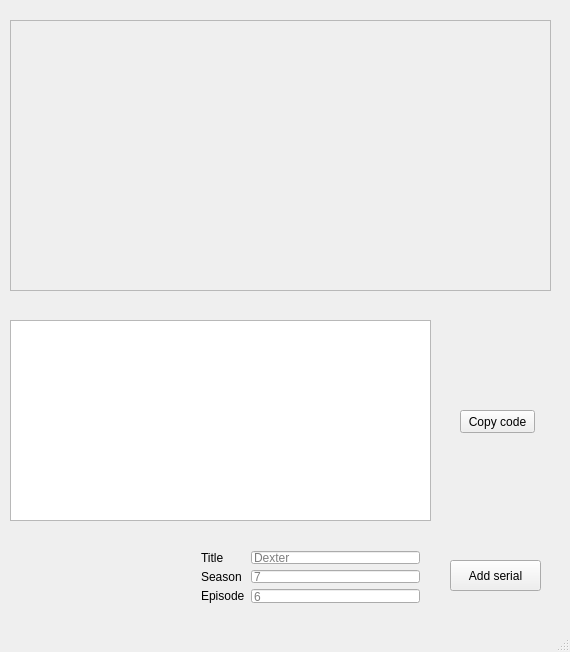
This is serials_releaser.ui in free0u/netland-serial-releaser as Qt 5 draws it before an edit. The edited form follows.
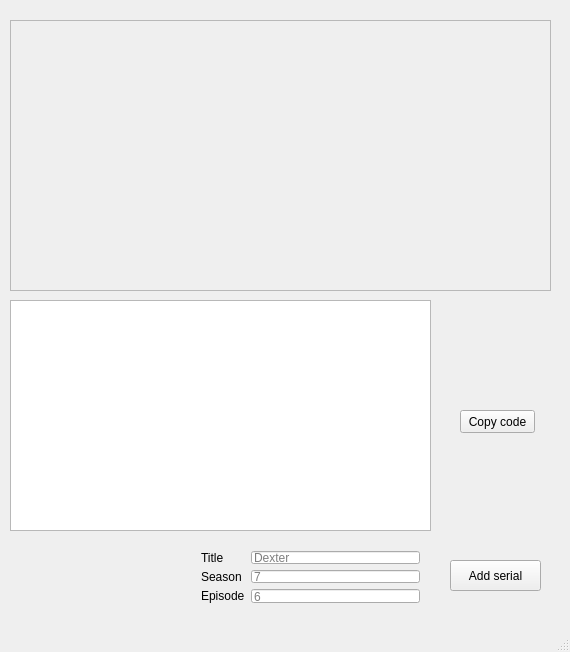
This is the edited form.

The edit to the form file:
```diff
--- a/serials_releaser.ui
+++ b/serials_releaser.ui
@@ -51,7 +51,7 @@
      <string>Add serial</string>
     </property>
    </widget>
-   <widget class="QWidget" name="">
+   <widget class="QWidget" name="layoutWidget">
     <property name="geometry">
      <rect>
       <x>190</x>
@@ -120,17 +120,7 @@
      </item>
     </layout>
    </widget>
-   <widget class="QPlainTextEdit" name="plainTextEdit">
-    <property name="geometry">
-     <rect>
-      <x>10</x>
-      <y>320</y>
-      <width>421</width>
-      <height>201</height>
-     </rect>
-    </property>
-   </widget>
-   <widget class="QPushButton" name="pushButton_2">
+   <widget class="QPushButton" name="pushButton_copycode">
     <property name="geometry">
      <rect>
       <x>460</x>
@@ -166,12 +156,16 @@
      </property>
     </widget>
    </widget>
-   <zorder>pushButton</zorder>
-   <zorder>pushButton</zorder>
-   <zorder></zorder>
-   <zorder>plainTextEdit</zorder>
-   <zorder>pushButton_2</zorder>
-   <zorder>scrollArea</zorder>
+   <widget class="QPlainTextEdit" name="plainTextEdit">
+    <property name="geometry">
+     <rect>
+      <x>10</x>
+      <y>300</y>
+      <width>421</width>
+      <height>231</height>
+     </rect>
+    </property>
+   </widget>
   </widget>
   <widget class="QStatusBar" name="statusBar"/>
  </widget>
```
Left out of the diff: 8 changed lines with no effect on the pictures.
